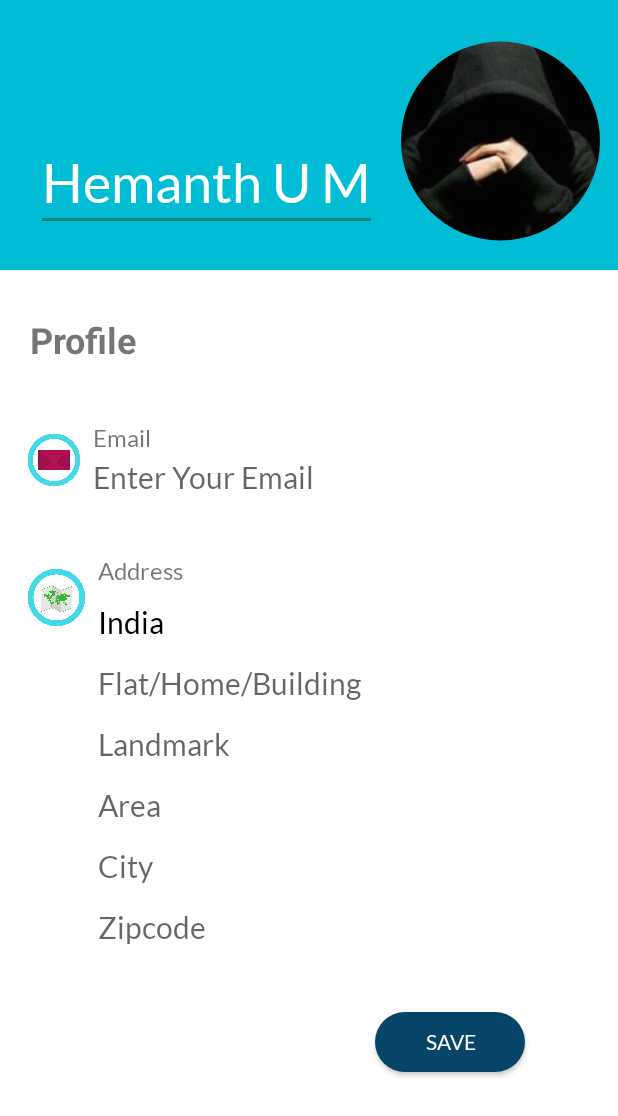
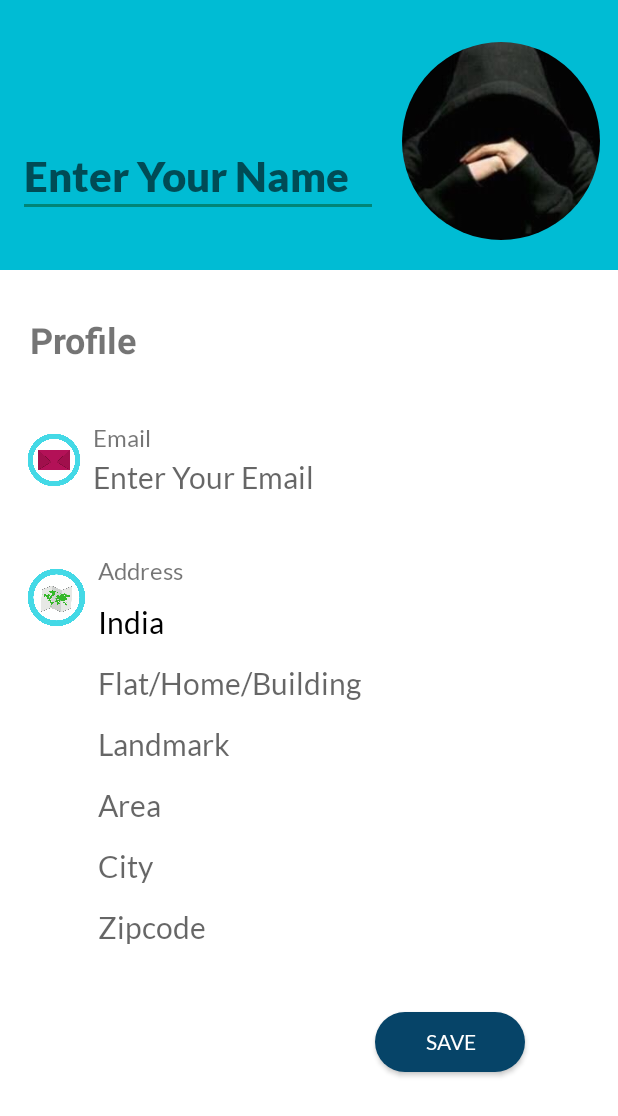
Before and after one commit to larkentech/IMMC2, an Android app: the UseraccountActivity screen opened directly, with no data from a screen before it, on a phone screen of 412 x 824 dp. Shown: the top 1116 px of the screen. Run offline under Robolectric (Android 15) with nearby library versions, the light colour scheme and no system bars; our stand-ins replace CircleImageView, Firebase (no records; nobody signed in at launch, a user with empty details on screens opened directly); libraries missing offline, so code that uses them is left out: es.dmoral.toasty.

Commit message:
added circular imageview to user account layout

```diff
--- a/app/build.gradle
+++ b/app/build.gradle
@@ -33,12 +33,10 @@ dependencies {
     androidTestImplementation 'androidx.test.ext:junit:1.1.1'
     implementation 'com.github.GrenderG:Toasty:1.4.2'
     androidTestImplementation 'androidx.test.espresso:espresso-core:3.2.0'
-    implementation 'com.github.travijuu:numberpicker:1.0.7'
     implementation 'com.google.firebase:firebase-auth:19.2.0'
     implementation 'com.google.android.material:material:1.1.0'
     implementation 'com.github.bumptech.glide:glide:4.11.0'
     implementation 'androidx.cardview:cardview:1.0.0'
     implementation 'it.sephiroth.android.library.horizontallistview:hlistview:1.3.1'
     implementation 'com.github.sujithkanna:smileyrating:1.6.8'
-    implementation 'com.razorpay:checkout:1.5.13'
 }
--- a/app/src/main/AndroidManifest.xml
+++ b/app/src/main/AndroidManifest.xml
@@ -4,6 +4,8 @@
 
     <uses-permission android:name="android.permission.ACCESS_WIFI_STATE" />
     <uses-permission android:name="android.permission.ACCESS_NETWORK_STATE" />
+    <uses-permission android:name="android.permission.READ_EXTERNAL_STORAGE"/>
+    <uses-permission android:name="android.permission.WRITE_EXTERNAL_STORAGE"/>
 
     <application
         android:allowBackup="true"
--- a/app/src/main/java/com/example/immc2/UseraccountActivity.java
+++ b/app/src/main/java/com/example/immc2/UseraccountActivity.java
@@ -4,7 +4,9 @@ import androidx.annotation.NonNull;
 import androidx.appcompat.app.AppCompatActivity;
 
 import android.content.Intent;
+import android.net.Uri;
 import android.os.Bundle;
+import android.provider.MediaStore;
 import android.view.View;
 import android.widget.Button;
 import android.widget.EditText;
@@ -18,6 +20,7 @@ import com.google.firebase.database.FirebaseDatabase;
 
 import java.util.HashMap;
 
+import de.hdodenhof.circleimageview.CircleImageView;
 import es.dmoral.toasty.Toasty;
 
 public class UseraccountActivity extends AppCompatActivity {
@@ -29,6 +32,9 @@ public class UseraccountActivity extends AppCompatActivity {
     EditText userzipcode;
     EditText userlandmark;
     Button saveprofile;
+
+    CircleImageView profilepic;
+
 
 
 
@@ -54,6 +60,7 @@ public class UseraccountActivity extends AppCompatActivity {
         userzipcode=findViewById(R.id.enterzipcode);
         userlandmark=findViewById(R.id.enterlandmark);
         saveprofile=findViewById(R.id.btnsave);
+        profilepic=findViewById(R.id.propicMain);
 
 
         saveprofile.setOnClickListener(new View.OnClickListener() {
@@ -109,10 +116,8 @@ public class UseraccountActivity extends AppCompatActivity {
                 }
             }
 
-
-
         });
+    }
 
 
 }
-}
--- a/app/src/main/res/layout/activity_useraccount.xml
+++ b/app/src/main/res/layout/activity_useraccount.xml
@@ -12,7 +12,7 @@
         android:orientation="vertical"
         android:background="#ffffff">
 
-        <LinearLayout
+        <RelativeLayout
 
             android:layout_width="match_parent"
             android:layout_height="180dp"
@@ -21,20 +21,22 @@
 
             <EditText
 
-                android:layout_width="wrap_content"
+                android:layout_width="240dp"
                 android:id="@+id/name"
                 android:layout_height="wrap_content"
-                android:text="Hemanth U M"
-                android:textSize="36sp"
+                android:hint="Enter Your Name"
+                android:textSize="28sp"
                 android:textColor="#ffffff"
                 android:layout_marginTop="90dp"
                 android:layout_marginLeft="24dp"
-                android:fontFamily="@font/latoregular">
+                android:layout_marginStart="12dp"
+                android:layout_marginEnd="16dp"
+                android:fontFamily="@font/latoblack">
             </EditText>
 
             <de.hdodenhof.circleimageview.CircleImageView
                 android:id="@+id/propicMain"
-                android:layout_width="wrap_content"
+                android:layout_width="132dp"
                 android:layout_height="156dp"
                 android:layout_alignParentRight="true"
                 android:layout_marginStart="16dp"
@@ -45,7 +47,7 @@
 
 
 
-        </LinearLayout>
+        </RelativeLayout>
 
         <TextView
             android:layout_marginTop="30dp"
```
